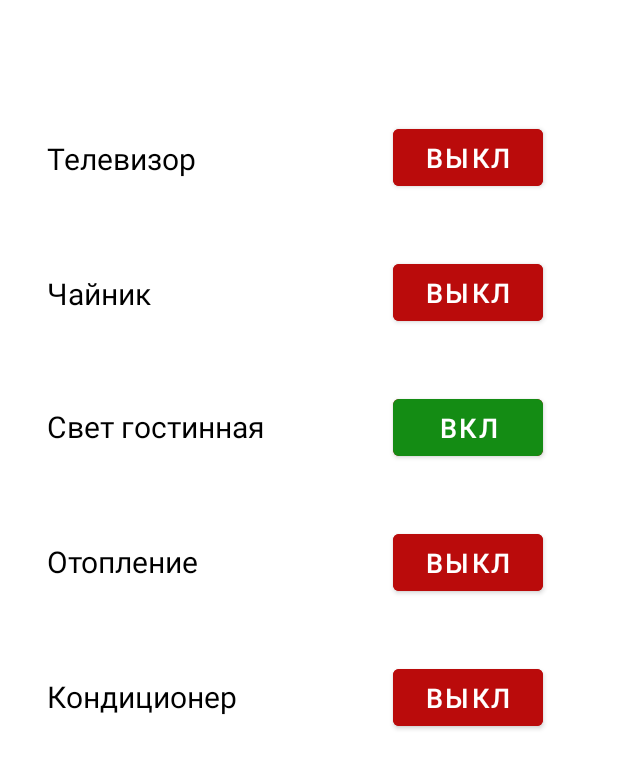
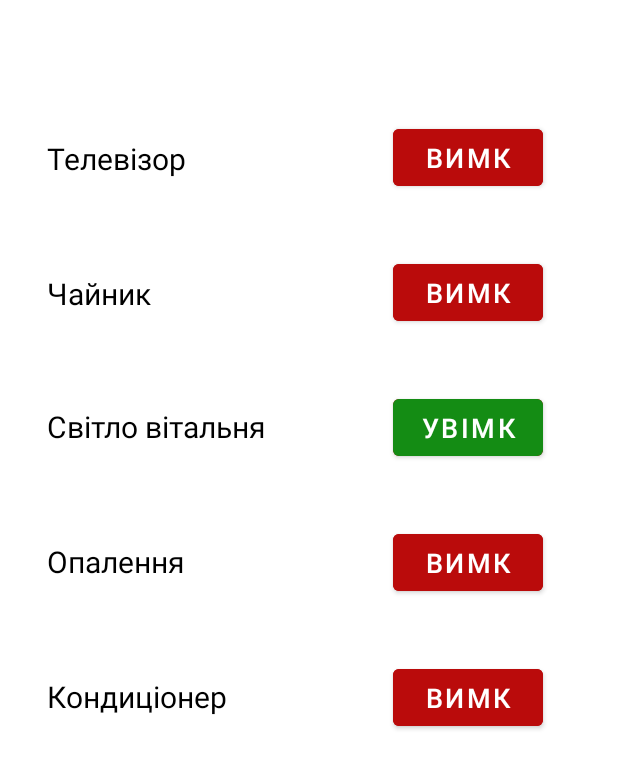
Before and after one commit to 410867/Smart_house, an Android app: the screen it shows after launch (MainActivity), on a phone screen of 412 x 824 dp. Shown: the top 769 px of the screen. Run offline under Robolectric (Android 15) with nearby library versions, the phone set to English and light mode, and no system bars.

Commit message:
Adding Ukraine translate.

```diff
--- a/app/src/main/java/com/example/smarthouse/MainActivity.java
+++ b/app/src/main/java/com/example/smarthouse/MainActivity.java
@@ -65,11 +65,11 @@ public class MainActivity extends AppCompatActivity {
     public void buttonChecked(Button button, int count_button) {
         if(buttonTest[count_button]) {
             button.setBackgroundColor(color_green);
-            button.setText("Вкл");
+            button.setText("Увімк");
             buttonTest[count_button] = false;
         } else {
             button.setBackgroundColor(color_red);
-            button.setText("Выкл");
+            button.setText("Вимк");
             buttonTest[count_button] = true;
         }
 
@@ -90,8 +90,6 @@ public class MainActivity extends AppCompatActivity {
     }
 
     public void renderNotification() {
-        /*Toast.makeText(this, "Зачем вы нажали?", Toast.LENGTH_SHORT).show();*/
-
         Toast notification = Toast.makeText(this, "Вода закипела!", Toast.LENGTH_SHORT);
         new Timer().schedule(new TimerTask() {
             @Override
--- a/app/src/main/res/values/strings.xml
+++ b/app/src/main/res/values/strings.xml
@@ -1,10 +1,10 @@
 <resources>
     <string name="app_name">Smart House</string>
-    <string name="off">Выкл</string>
-    <string name="on">Вкл</string>
-    <string name="text_1">Телевизор</string>
+    <string name="off">Вимк</string>
+    <string name="on">Увімк</string>
+    <string name="text_1">Телевізор</string>
     <string name="text_2">Чайник</string>
-    <string name="text_3">Свет гостинная</string>
-    <string name="text_4">Отопление</string>
-    <string name="text_5">Кондиционер</string>
+    <string name="text_3">Світло вітальня</string>
+    <string name="text_4">Опалення</string>
+    <string name="text_5">Кондиціонер</string>
 </resources>
```
